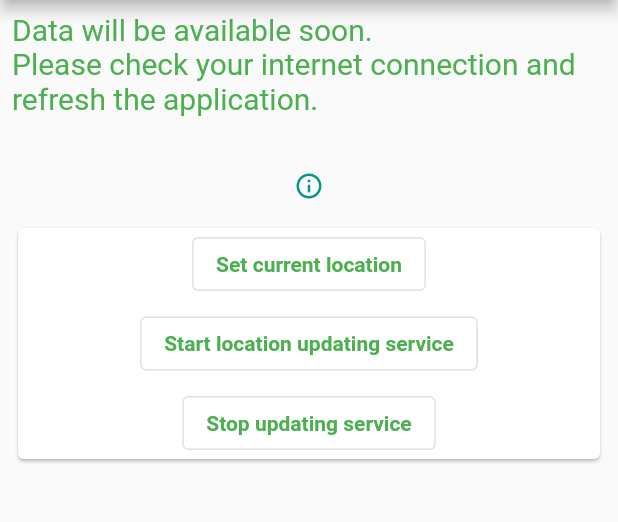
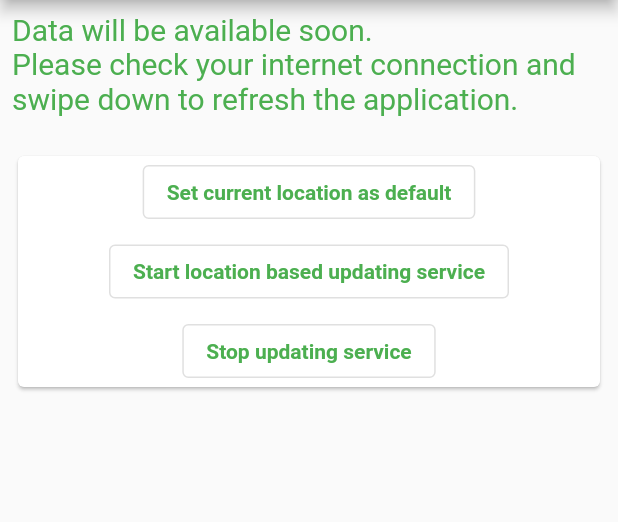
Before and after one commit to SebastianUrda/air_quality_widget, a Flutter app: the screen it shows after launch, on a phone screen of 412 x 824 dp, the part 84-606 px from its top. Run offline on Flutter 3.47's test engine with Material 2 defaults, Android fonts, the phone set to English and light mode, and no system bars; our stand-ins replace location.

Commit message:
minor updates

```diff
--- a/lib/api_data_display.dart
+++ b/lib/api_data_display.dart
@@ -50,7 +50,7 @@ class ApiDataDisplay extends StatelessWidget {
                   style: new TextStyle(color: indexColor, fontSize: 50.0)),
               Tooltip(
                 message:
-                    'Data displayed might be less accurate at first due to missing permission to access the location.\nIf you encounter such issues please provide permission and refresh the application several times.',
+                    'Data displayed might be less accurate at first due to missing permission to access the location.\nIf you encounter such issues please provide permission and swipe down to refresh the application several times.',
                 child: FlatButton(
                   minWidth: 20,
                   child: Icon(
--- a/lib/data_will_display.dart
+++ b/lib/data_will_display.dart
@@ -8,20 +8,8 @@ class DataWillDisplay extends StatelessWidget {
     return Center(
       child: Column(children: [
         Text(
-            'Data will be available soon.\nPlease check your internet connection and refresh the application.\n',
-            style: new TextStyle(color: Colors.green, fontSize: 20.0)),
-        Tooltip(
-          message:
-              'Please connect to a network for fresh data.\n Data displayed might be less accurate at first due to missing permission to access the location.\n',
-          child: FlatButton(
-            minWidth: 100,
-            child: Icon(
-              Icons.info_outline,
-              size: 20,
-              color: Colors.teal,
-            ),
-          ),
-        ),
+            'Data will be available soon.\nPlease check your internet connection and swipe down to refresh the application.\n',
+            style: new TextStyle(color: Colors.green, fontSize: 20.0))
       ]),
     );
   }
--- a/lib/main.dart
+++ b/lib/main.dart
@@ -119,7 +119,7 @@ class _MyHomePageState extends State<MyHomePage> with WidgetsBindingObserver {
                             onPressed: () {
                               updateLocationAndRefreshState();
                             },
-                            child: Text("Set current location",
+                            child: Text("Set current location as default",
                                 textAlign: TextAlign.center,
                                 style: TextStyle(
                                     color: Colors.green,
@@ -131,7 +131,7 @@ class _MyHomePageState extends State<MyHomePage> with WidgetsBindingObserver {
                             onPressed: () {
                               api.startService();
                             },
-                            child: Text("Start location updating service",
+                            child: Text("Start location based updating service",
                                 textAlign: TextAlign.center,
                                 style: TextStyle(
                                     color: Colors.green,
```
Also changed, not shown: 1 other file.
